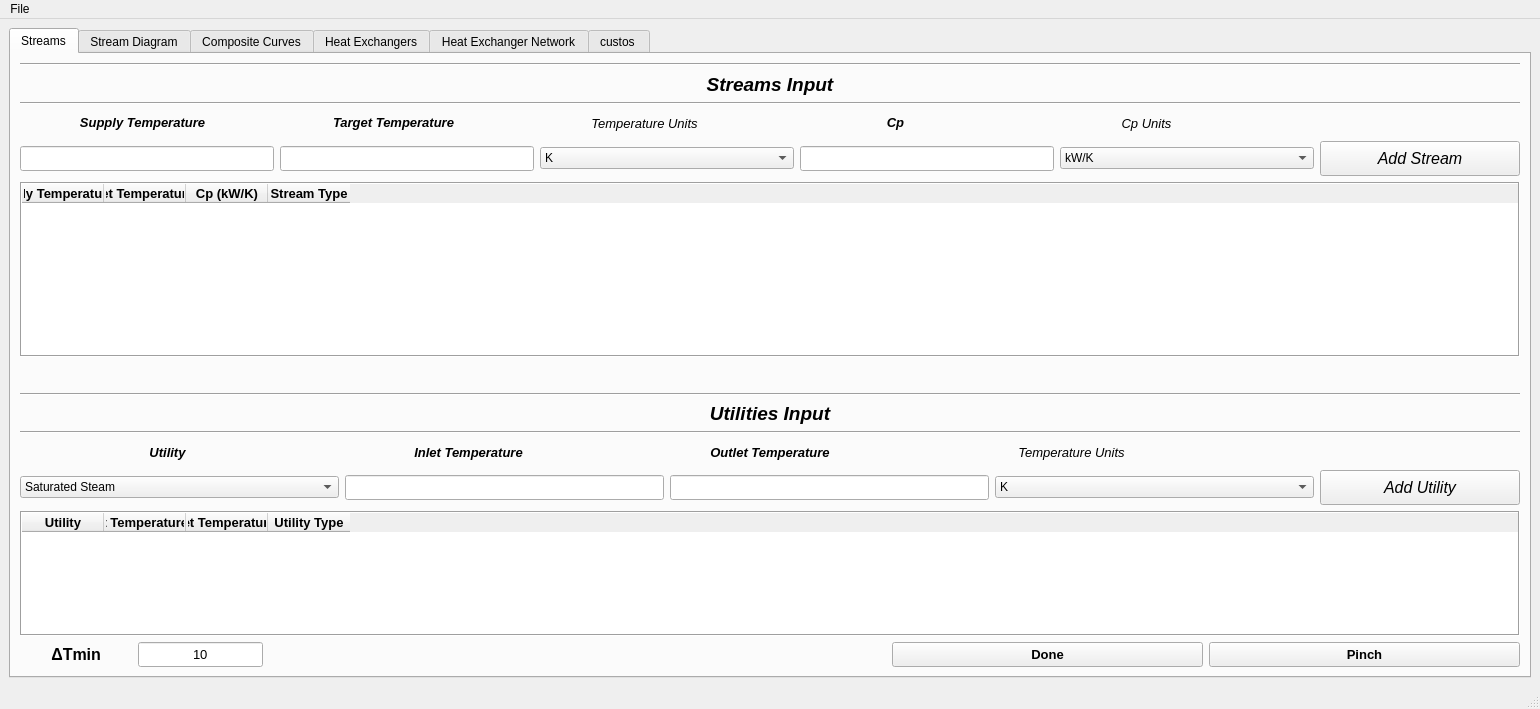
Qt form interface/MPinch.ui (CarlosTadeuVassoler/MPinch) before a commit.
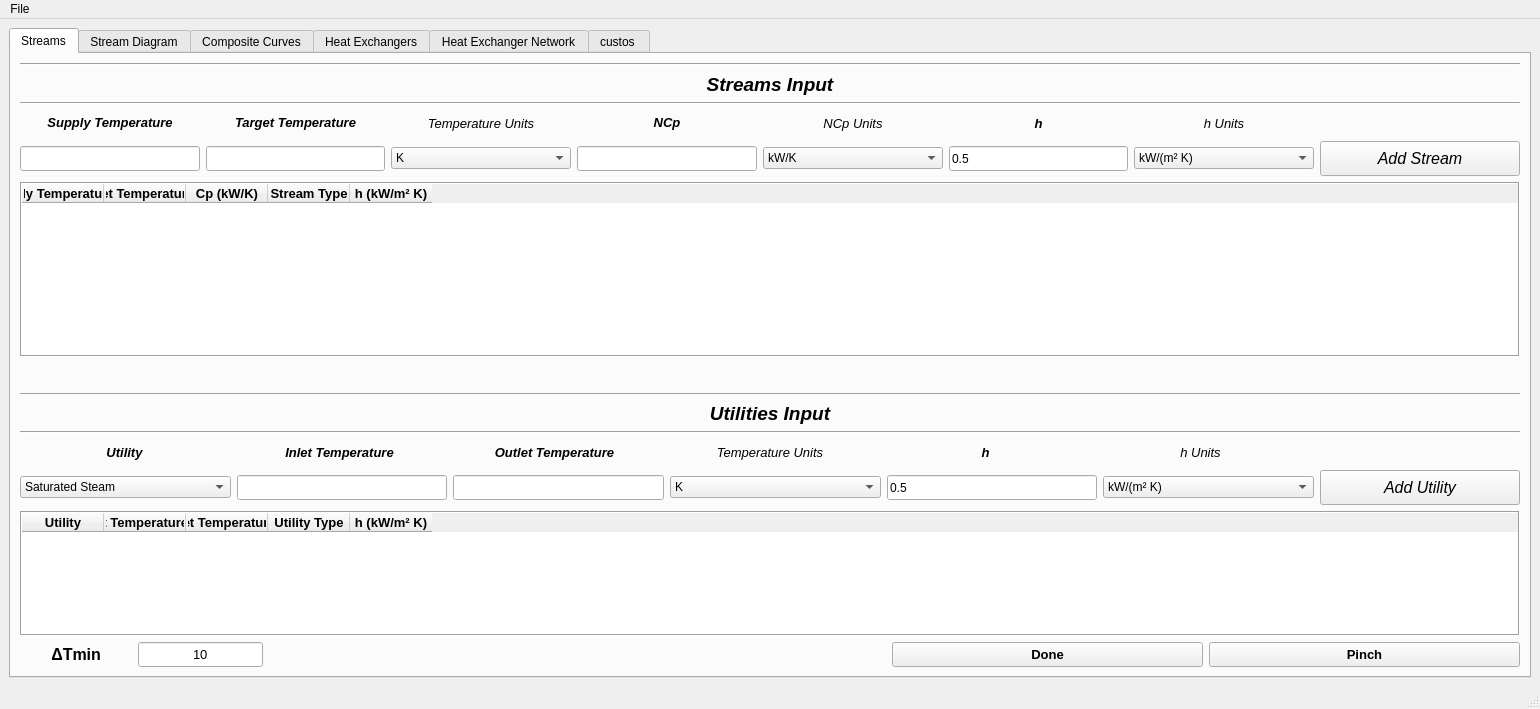
The same form after that commit.

Diff of the .ui file:
```diff
--- a/interface/MPinch.ui
+++ b/interface/MPinch.ui
@@ -153,7 +153,7 @@
                </font>
               </property>
               <property name="text">
-               <string>Cp</string>
+               <string>NCp</string>
               </property>
               <property name="alignment">
                <set>Qt::AlignCenter</set>
@@ -170,7 +170,43 @@
                </font>
               </property>
               <property name="text">
-               <string>Cp Units</string>
+               <string>NCp Units</string>
+              </property>
+              <property name="alignment">
+               <set>Qt::AlignCenter</set>
+              </property>
+             </widget>
+            </item>
+            <item>
+             <widget class="QLabel" name="label_4">
+              <property name="font">
+               <font>
+                <family>Arial</family>
+                <pointsize>10</pointsize>
+                <weight>75</weight>
+                <italic>true</italic>
+                <bold>true</bold>
+               </font>
+              </property>
+              <property name="text">
+               <string>h</string>
+              </property>
+              <property name="alignment">
+               <set>Qt::AlignCenter</set>
+              </property>
+             </widget>
+            </item>
+            <item>
+             <widget class="QLabel" name="label_5">
+              <property name="font">
+               <font>
+                <family>Arial</family>
+                <pointsize>10</pointsize>
+                <italic>true</italic>
+               </font>
+              </property>
+              <property name="text">
+               <string>h Units</string>
               </property>
               <property name="alignment">
                <set>Qt::AlignCenter</set>
@@ -280,6 +316,34 @@
               </item>
              </widget>
             </item>
+            <item>
+             <widget class="QLineEdit" name="stream_pelicula">
+              <property name="sizePolicy">
+               <sizepolicy hsizetype="Preferred" vsizetype="Fixed">
+                <horstretch>0</horstretch>
+                <verstretch>0</verstretch>
+               </sizepolicy>
+              </property>
+              <property name="minimumSize">
+               <size>
+                <width>0</width>
+                <height>25</height>
+               </size>
+              </property>
+              <property name="text">
+               <string>0.5</string>
+              </property>
+             </widget>
+            </item>
+            <item>
+             <widget class="QComboBox" name="pelicula_unidade">
+              <item>
+               <property name="text">
+                <string>kW/(m² K)</string>
+               </property>
+              </item>
+             </widget>
+            </item>
             <item>
              <widget class="QPushButton" name="botao_addstream">
               <property name="sizePolicy">
@@ -460,6 +524,22 @@
               <set>AlignCenter</set>
              </property>
             </column>
+            <column>
+             <property name="text">
+              <string>h (kW/m² K)</string>
+             </property>
+             <property name="font">
+              <font>
+               <family>Arial</family>
+               <pointsize>10</pointsize>
+               <weight>75</weight>
+               <bold>true</bold>
+              </font>
+             </property>
+             <property name="textAlignment">
+              <set>AlignCenter</set>
+             </property>
+            </column>
            </widget>
           </item>
           <item>
@@ -587,6 +667,42 @@
               </property>
              </widget>
             </item>
+            <item>
+             <widget class="QLabel" name="label_38">
+              <property name="font">
+               <font>
+                <family>Arial</family>
+                <pointsize>10</pointsize>
+                <weight>75</weight>
+                <italic>true</italic>
+                <bold>true</bold>
+               </font>
+              </property>
+              <property name="text">
+               <string>h</string>
+              </property>
+              <property name="alignment">
+               <set>Qt::AlignCenter</set>
+              </property>
+             </widget>
+            </item>
+            <item>
+             <widget class="QLabel" name="label_39">
+              <property name="font">
+               <font>
+                <family>Arial</family>
+                <pointsize>10</pointsize>
+                <italic>true</italic>
+               </font>
+              </property>
+              <property name="text">
+               <string>h Units</string>
+              </property>
+              <property name="alignment">
+               <set>Qt::AlignCenter</set>
+              </property>
+             </widget>
+            </item>
             <item>
              <widget class="QLabel" name="label_2">
               <property name="minimumSize">
@@ -674,6 +790,34 @@
               </item>
              </widget>
             </item>
+            <item>
+             <widget class="QLineEdit" name="util_pelicula">
+              <property name="sizePolicy">
+               <sizepolicy hsizetype="Preferred" vsizetype="Fixed">
+                <horstretch>0</horstretch>
+                <verstretch>0</verstretch>
+               </sizepolicy>
+              </property>
+              <property name="minimumSize">
+               <size>
+                <width>0</width>
+                <height>25</height>
+               </size>
+              </property>
+              <property name="text">
+               <string>0.5</string>
+              </property>
+             </widget>
+            </item>
+            <item>
+             <widget class="QComboBox" name="pelicula_unidade_util">
+              <item>
+               <property name="text">
+                <string>kW/(m² K)</string>
+               </property>
+              </item>
+             </widget>
+            </item>
             <item>
              <widget class="QPushButton" name="botao_addutility">
               <property name="sizePolicy">
@@ -855,6 +999,22 @@
               <set>AlignCenter</set>
              </property>
             </column>
+            <column>
+             <property name="text">
+              <string>h (kW/m² K)</string>
+             </property>
+             <property name="font">
+              <font>
+               <family>Arial</family>
+               <pointsize>10</pointsize>
+               <weight>75</weight>
+               <bold>true</bold>
+              </font>
+             </property>
+             <property name="textAlignment">
+              <set>AlignCenter</set>
+             </property>
+            </column>
            </widget>
           </item>
           <item>
```
